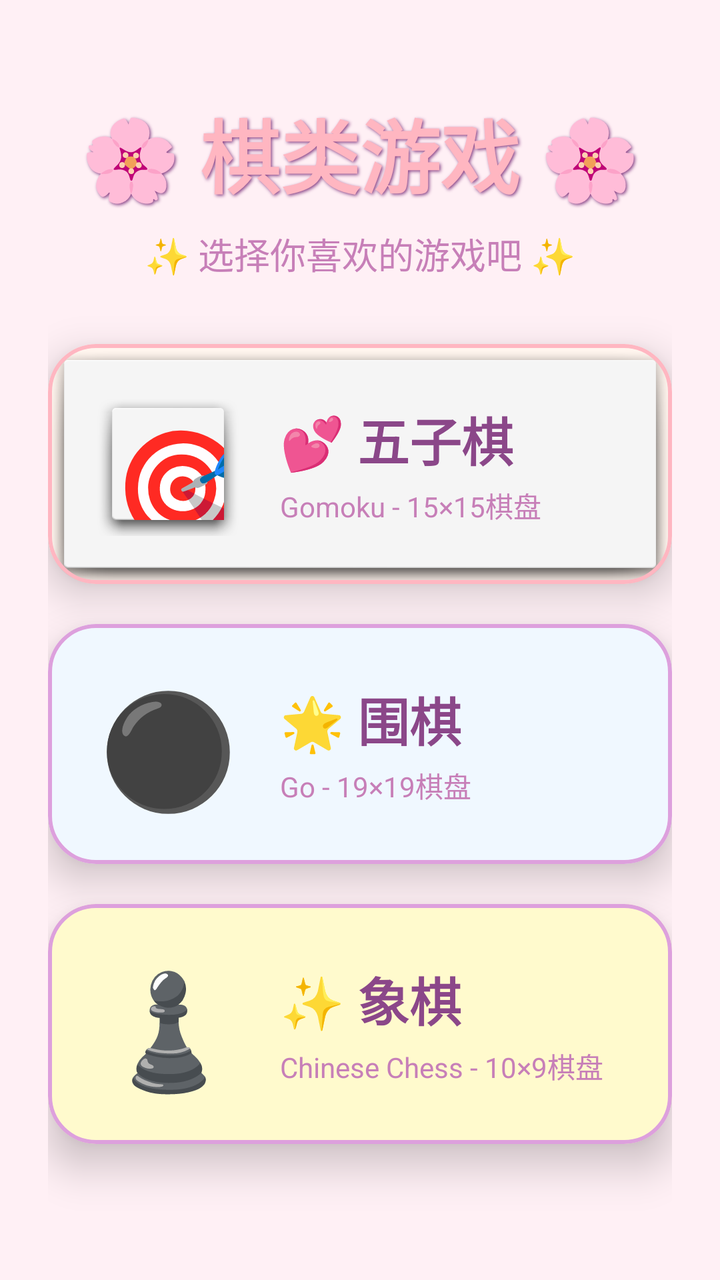
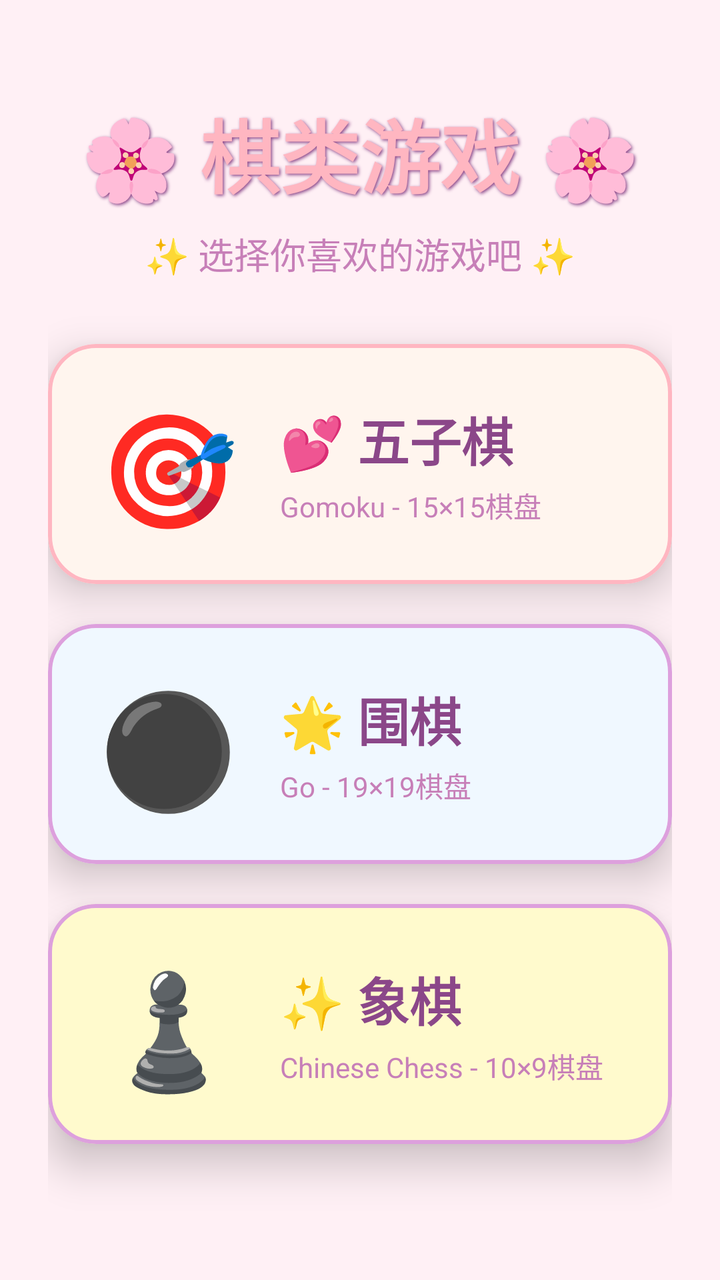

Before-and-after screenshots of an Android layout around one commit, followed by the original layout XML and the change that was made.
<!-- AndroidManifest.xml: activity theme Theme.App -->
<!-- res/layout/activity_menu.xml -->
<?xml version="1.0" encoding="utf-8"?>
<LinearLayout xmlns:android="http://schemas.android.com/apk/res/android"
    xmlns:app="http://schemas.android.com/apk/res-auto"
    android:orientation="vertical"
    android:layout_width="match_parent"
    android:layout_height="match_parent"
    android:background="@color/background_light"
    android:gravity="center"
    android:padding="24dp">

    
    <TextView
        android:layout_width="wrap_content"
        android:layout_height="wrap_content"
        android:text="🌸 棋类游戏 🌸"
        android:textSize="40sp"
        android:textStyle="bold"
        android:textColor="@color/primary"
        android:layout_marginBottom="8dp"
        android:shadowColor="#8B4789"
        android:shadowDx="2"
        android:shadowDy="2"
        android:shadowRadius="4"/>

    <TextView
        android:layout_width="wrap_content"
        android:layout_height="wrap_content"
        android:text="✨ 选择你喜欢的游戏吧 ✨"
        android:textSize="18sp"
        android:textColor="@color/text_secondary"
        android:layout_marginBottom="32dp"/>

    
    <com.google.android.material.card.MaterialCardView
        android:id="@+id/cardGomoku"
        android:layout_width="match_parent"
        android:layout_height="wrap_content"
        android:layout_marginBottom="20dp"
        app:cardCornerRadius="24dp"
        app:cardElevation="12dp"
        app:cardBackgroundColor="#FFF5EE"
        app:strokeColor="@color/primary"
        app:strokeWidth="2dp"
        android:clickable="true"
        android:focusable="true"
        android:foreground="?attr/selectableItemBackground">
        
        <LinearLayout
            android:layout_width="match_parent"
            android:layout_height="wrap_content"
            android:orientation="horizontal"
            android:padding="24dp"
            android:gravity="center_vertical"
            android:background="@android:drawable/dialog_holo_light_frame">
            
            <TextView
                android:layout_width="72dp"
                android:layout_height="72dp"
                android:text="🎯"
                android:textSize="56sp"
                android:gravity="center"
                android:background="@android:drawable/dialog_holo_light_frame"/>
            
            <LinearLayout
                android:layout_width="0dp"
                android:layout_height="wrap_content"
                android:layout_weight="1"
                android:orientation="vertical"
                android:layout_marginStart="20dp">
                
                <TextView
                    android:layout_width="wrap_content"
                    android:layout_height="wrap_content"
                    android:text="💕 五子棋"
                    android:textSize="26sp"
                    android:textStyle="bold"
                    android:textColor="@color/text_primary"/>
                
                <TextView
                    android:layout_width="wrap_content"
                    android:layout_height="wrap_content"
                    android:text="Gomoku - 15×15棋盘"
                    android:textSize="14sp"
                    android:textColor="@color/text_secondary"
                    android:layout_marginTop="4dp"/>
            </LinearLayout>
        </LinearLayout>
    </com.google.android.material.card.MaterialCardView>

    <com.google.android.material.card.MaterialCardView
        android:id="@+id/cardGo"
        android:layout_width="match_parent"
        android:layout_height="wrap_content"
        android:layout_marginBottom="20dp"
        app:cardCornerRadius="24dp"
        app:cardElevation="12dp"
        app:cardBackgroundColor="#F0F8FF"
        app:strokeColor="@color/accent"
        app:strokeWidth="2dp"
        android:clickable="true"
        android:focusable="true"
        android:foreground="?attr/selectableItemBackground">
        
        <LinearLayout
            android:layout_width="match_parent"
            android:layout_height="wrap_content"
            android:orientation="horizontal"
            android:padding="24dp"
            android:gravity="center_vertical">
            
            <TextView
                android:layout_width="72dp"
                android:layout_height="72dp"
                android:text="⚫"
                android:textSize="56sp"
                android:gravity="center"/>
            
            <LinearLayout
                android:layout_width="0dp"
                android:layout_height="wrap_content"
                android:layout_weight="1"
                android:orientation="vertical"
                android:layout_marginStart="20dp">
                
                <TextView
                    android:layout_width="wrap_content"
                    android:layout_height="wrap_content"
                    android:text="🌟 围棋"
                    android:textSize="26sp"
                    android:textStyle="bold"
                    android:textColor="@color/text_primary"/>
                
                <TextView
                    android:layout_width="wrap_content"
                    android:layout_height="wrap_content"
                    android:text="Go - 19×19棋盘"
                    android:textSize="14sp"
                    android:textColor="@color/text_secondary"
                    android:layout_marginTop="4dp"/>
            </LinearLayout>
        </LinearLayout>
    </com.google.android.material.card.MaterialCardView>

    <com.google.android.material.card.MaterialCardView
        android:id="@+id/cardXiangqi"
        android:layout_width="match_parent"
        android:layout_height="wrap_content"
        android:layout_marginBottom="20dp"
        app:cardCornerRadius="24dp"
        app:cardElevation="12dp"
        app:cardBackgroundColor="#FFFACD"
        app:strokeColor="@color/button_accent"
        app:strokeWidth="2dp"
        android:clickable="true"
        android:focusable="true"
        android:foreground="?attr/selectableItemBackground">
        
        <LinearLayout
            android:layout_width="match_parent"
            android:layout_height="wrap_content"
            android:orientation="horizontal"
            android:padding="24dp"
            android:gravity="center_vertical">
            
            <TextView
                android:layout_width="72dp"
                android:layout_height="72dp"
                android:text="♟️"
                android:textSize="56sp"
                android:gravity="center"/>
            
            <LinearLayout
                android:layout_width="0dp"
                android:layout_height="wrap_content"
                android:layout_weight="1"
                android:orientation="vertical"
                android:layout_marginStart="20dp">
                
                <TextView
                    android:layout_width="wrap_content"
                    android:layout_height="wrap_content"
                    android:text="✨ 象棋"
                    android:textSize="26sp"
                    android:textStyle="bold"
                    android:textColor="@color/text_primary"/>
                
                <TextView
                    android:layout_width="wrap_content"
                    android:layout_height="wrap_content"
                    android:text="Chinese Chess - 10×9棋盘"
                    android:textSize="14sp"
                    android:textColor="@color/text_secondary"
                    android:layout_marginTop="4dp"/>
            </LinearLayout>
        </LinearLayout>
    </com.google.android.material.card.MaterialCardView>

</LinearLayout>
<!-- resources referenced by this layout -->
<resources>
  <color name="accent">#DDA0DD</color>
  <color name="background_light">#FFF0F5</color>
  <color name="button_accent">#DDA0DD</color>
  <color name="primary">#FFB6C1</color>
  <color name="text_primary">#8B4789</color>
  <color name="text_secondary">#C77FB8</color>
  <style name="Theme.App" parent="Theme.Material3.DayNight.NoActionBar">
          
      </style>
</resources>

<!-- the commit's change to res/layout/activity_menu.xml (unified diff, before → after) -->
@@ -50,16 +50,14 @@
             android:layout_height="wrap_content"
             android:orientation="horizontal"
             android:padding="24dp"
-            android:gravity="center_vertical"
-            android:background="@android:drawable/dialog_holo_light_frame">
+            android:gravity="center_vertical">
             
             <TextView
                 android:layout_width="72dp"
                 android:layout_height="72dp"
                 android:text="🎯"
                 android:textSize="56sp"
-                android:gravity="center"
-                android:background="@android:drawable/dialog_holo_light_frame"/>
+                android:gravity="center"/>
             
             <LinearLayout
                 android:layout_width="0dp"
